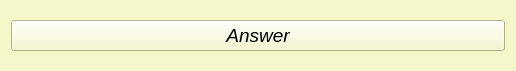
This is src/views/ui/answerFrame.ui in adibozzhanov/LeProgram as Qt 5 draws it before an edit. The edited form follows.
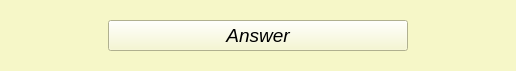
This is the edited form.

Patch:
```diff
--- a/src/views/ui/answerFrame.ui
+++ b/src/views/ui/answerFrame.ui
@@ -19,6 +19,12 @@
   <layout class="QHBoxLayout" name="horizontalLayout">
    <item>
     <widget class="QPushButton" name="answerButton">
+     <property name="maximumSize">
+      <size>
+       <width>300</width>
+       <height>16777215</height>
+      </size>
+     </property>
      <property name="font">
       <font>
        <family>Helvetica Neue</family>
```
